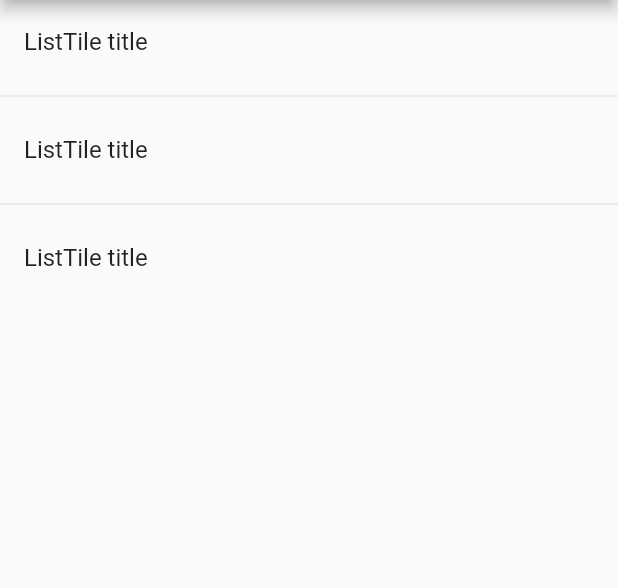
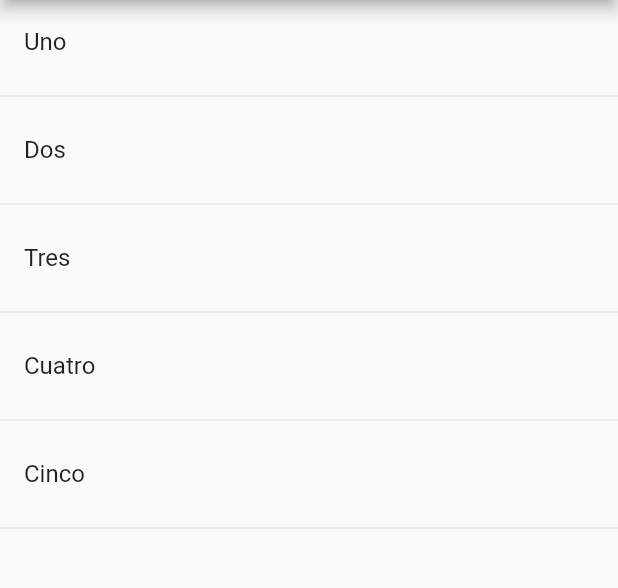
Before and after one commit to HildaPech/F-ComponontesFlutter, a Flutter app: the screen it shows after launch, on a phone screen of 412 x 824 dp, the part 84-672 px from its top. Run offline on Flutter 3.47's test engine with Material 2 defaults, Android fonts, the phone set to English and light mode, and no system bars.

Commit message:
Video6_Crear ListTiles a partir de una lista estática

```diff
--- a/lib/src/pages/home_temp.dart
+++ b/lib/src/pages/home_temp.dart
@@ -1,6 +1,9 @@
 import 'package:flutter/material.dart';
 
 class HomePageTemp extends StatelessWidget {
+
+  final opciones = ['Uno', 'Dos', 'Tres', 'Cuatro', 'Cinco'];
+
   @override
   Widget build(BuildContext context) {
     return Scaffold(
@@ -8,20 +11,24 @@ class HomePageTemp extends StatelessWidget {
         title: Text('Componentes Temp'),
       ),
       body: ListView(
-        children: <Widget>[
-          ListTile(
-            title: Text('ListTile title'),
-          ),
-          Divider(),
-          ListTile(
-            title: Text('ListTile title'),
-          ),
-          Divider(),
-          ListTile(
-            title: Text('ListTile title'),
-          ),
-        ],
+        children: _crearItems()
       ),
     );
   }
+
+  List<Widget> _crearItems(){
+    List<Widget> lista = [];
+    for (String opt in opciones){
+        final tempWidget = ListTile(
+          title: Text(opt),
+        );
+        lista..add(tempWidget)
+              ..add(Divider());
+    }
+
+    return lista;
+  }
+  List<Widget> _crearItemsCorta(){
+
+  }
 }
```
